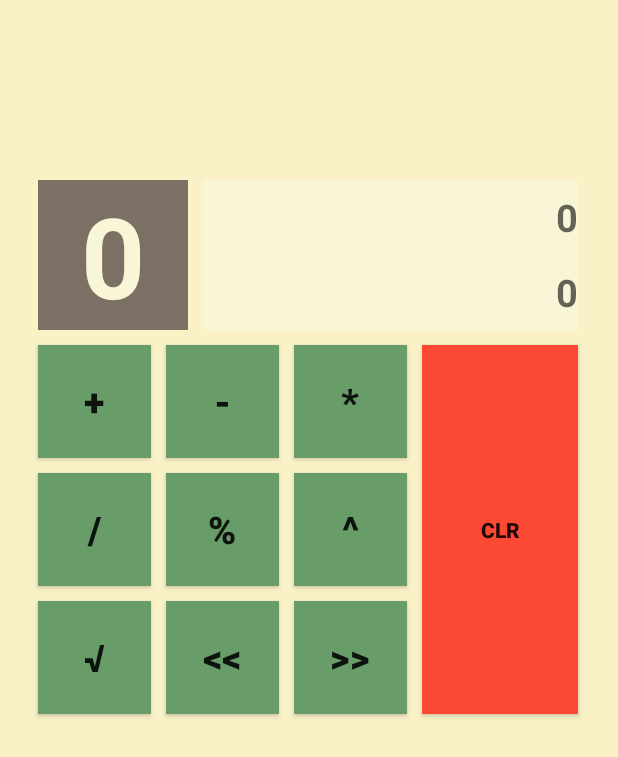
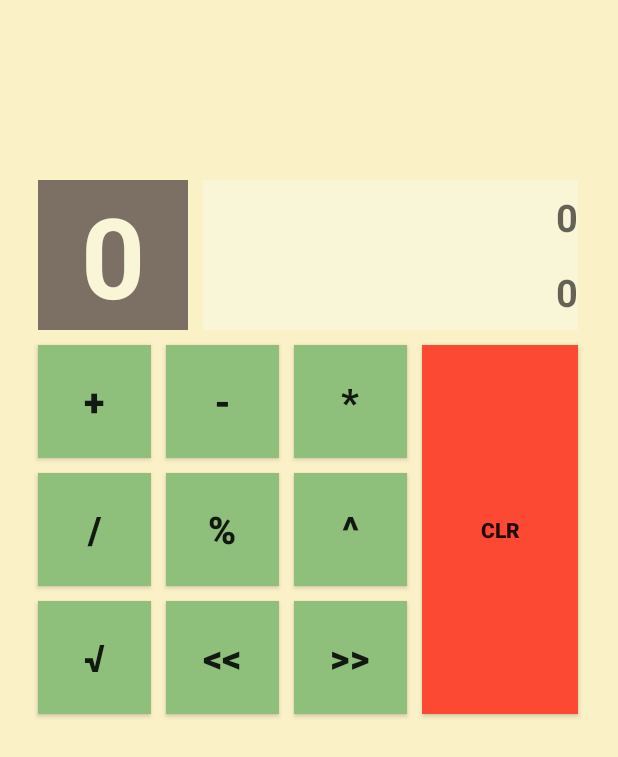
Before and after one commit to HaikalMPPH/JuniorMobilePBO, an Android app: the CalculatorActivity screen opened directly, with no data from a screen before it, on a phone screen of 412 x 824 dp. Shown: the top 757 px of the screen. Run offline under Robolectric (Android 15) with nearby library versions, the phone set to English and light mode, and no system bars.

Commit message:
ganti tampilan calc adv

```diff
--- a/app/src/main/res/values/colors.xml
+++ b/app/src/main/res/values/colors.xml
@@ -9,8 +9,8 @@
     <color name="gruv_fg">#3c3836</color>
     <color name="gruv_grey">#7c6f64</color>
     <color name="gruv_grey2">#a89984</color>
-    <color name="gruv_green">#98971a</color>
-    <color name="gruv_aqua">#689d6a</color>
+    <color name="gruv_green">#b8bb26</color>
+    <color name="gruv_aqua">#8ec07c</color>
     <color name="gruv_red">#fb4934</color>
 
     <color name="biru">#337dff</color>
```
